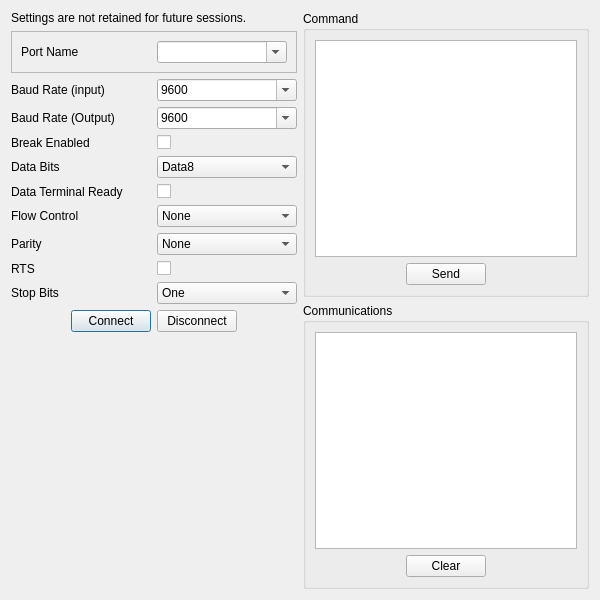
textbrowser/glitch, file UI/glitch-serial-port-window.ui: the form before one commit.
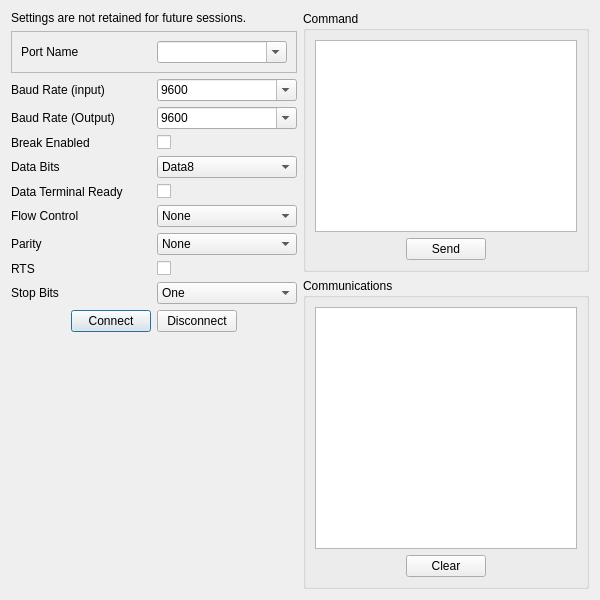
The form after the commit. Icons and pictures are not drawn.

Commit message: Short text widget.

What changed in the file:
```diff
--- a/UI/glitch-serial-port-window.ui
+++ b/UI/glitch-serial-port-window.ui
@@ -425,7 +425,14 @@
        </property>
        <layout class="QVBoxLayout" name="verticalLayout_2">
         <item>
-         <widget class="QPlainTextEdit" name="command"/>
+         <widget class="QPlainTextEdit" name="command">
+          <property name="sizePolicy">
+           <sizepolicy hsizetype="Expanding" vsizetype="Maximum">
+            <horstretch>0</horstretch>
+            <verstretch>0</verstretch>
+           </sizepolicy>
+          </property>
+         </widget>
         </item>
         <item>
          <layout class="QHBoxLayout" name="horizontalLayout_2">
```
The commit also changes 1 other file.
